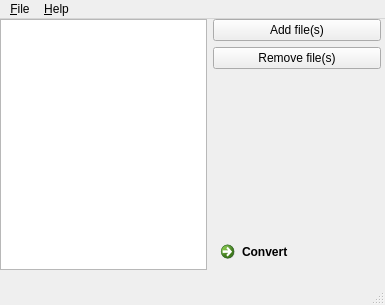
The window that forms/form.ui (MangaD/swf-to-exe) describes before a commit, drawn with Qt 5.
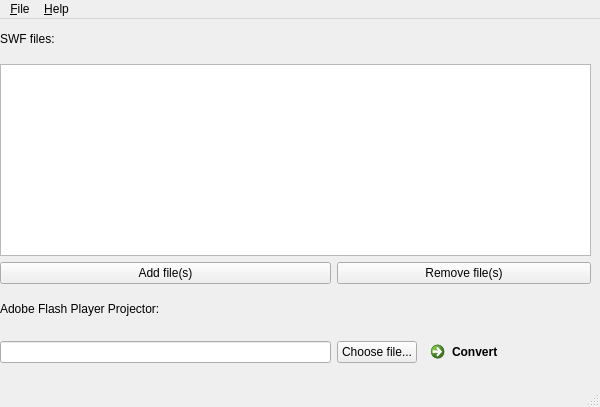
The same window after the commit. Icons and pictures are not drawn.

Commit message: Button to choose Flash Player Projector

```diff
--- a/forms/form.ui
+++ b/forms/form.ui
@@ -6,8 +6,8 @@
    <rect>
     <x>0</x>
     <y>0</y>
-    <width>385</width>
-    <height>305</height>
+    <width>600</width>
+    <height>407</height>
    </rect>
   </property>
   <property name="minimumSize">
@@ -18,8 +18,8 @@
   </property>
   <property name="maximumSize">
    <size>
-    <width>385</width>
-    <height>305</height>
+    <width>1200</width>
+    <height>1200</height>
    </size>
   </property>
   <property name="windowTitle">
@@ -38,19 +38,29 @@
      <rect>
       <x>0</x>
       <y>0</y>
-      <width>381</width>
-      <height>251</height>
+      <width>591</width>
+      <height>351</height>
      </rect>
     </property>
     <layout class="QGridLayout" name="gridLayout">
-     <item row="3" column="2">
-      <widget class="QCommandLinkButton" name="commandLinkButton">
+     <item row="0" column="0">
+      <widget class="QLabel" name="label_2">
        <property name="text">
-        <string>Convert</string>
+        <string>SWF files:</string>
        </property>
       </widget>
      </item>
-     <item row="0" column="0" rowspan="4" colspan="2">
+     <item row="4" column="0">
+      <widget class="QPushButton" name="addSwfBtn">
+       <property name="text">
+        <string>Add file(s)</string>
+       </property>
+      </widget>
+     </item>
+     <item row="6" column="0">
+      <widget class="QLineEdit" name="saLineEdit"/>
+     </item>
+     <item row="1" column="0" rowspan="3" colspan="3">
       <widget class="QListWidget" name="swfList">
        <property name="acceptDrops">
         <bool>true</bool>
@@ -60,32 +70,33 @@
        </property>
       </widget>
      </item>
-     <item row="1" column="2">
+     <item row="6" column="1">
+      <widget class="QPushButton" name="saFileBtn">
+       <property name="text">
+        <string>Choose file...</string>
+       </property>
+      </widget>
+     </item>
+     <item row="4" column="1" colspan="2">
       <widget class="QPushButton" name="removeSwfBtn">
        <property name="text">
         <string>Remove file(s)</string>
        </property>
       </widget>
      </item>
-     <item row="0" column="2">
-      <widget class="QPushButton" name="addSwfBtn">
+     <item row="6" column="2">
+      <widget class="QCommandLinkButton" name="commandLinkButton">
        <property name="text">
-        <string>Add file(s)</string>
+        <string>Convert</string>
        </property>
       </widget>
      </item>
-     <item row="2" column="2">
-      <spacer name="verticalSpacer">
-       <property name="orientation">
-        <enum>Qt::Vertical</enum>
+     <item row="5" column="0" colspan="3">
+      <widget class="QLabel" name="label">
+       <property name="text">
+        <string>Adobe Flash Player Projector:</string>
        </property>
-       <property name="sizeHint" stdset="0">
-        <size>
-         <width>20</width>
-         <height>40</height>
-        </size>
-       </property>
-      </spacer>
+      </widget>
      </item>
     </layout>
    </widget>
@@ -95,7 +106,7 @@
     <rect>
      <x>0</x>
      <y>0</y>
-     <width>385</width>
+     <width>600</width>
      <height>27</height>
     </rect>
    </property>
```
The commit also changes 1 other file.
